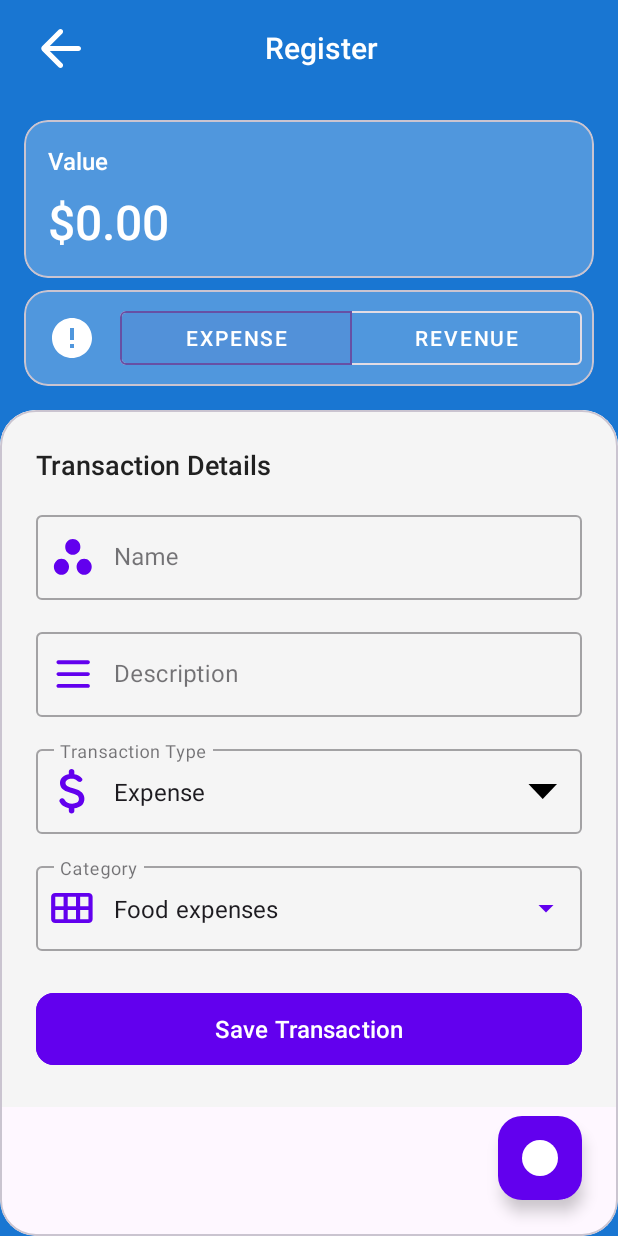
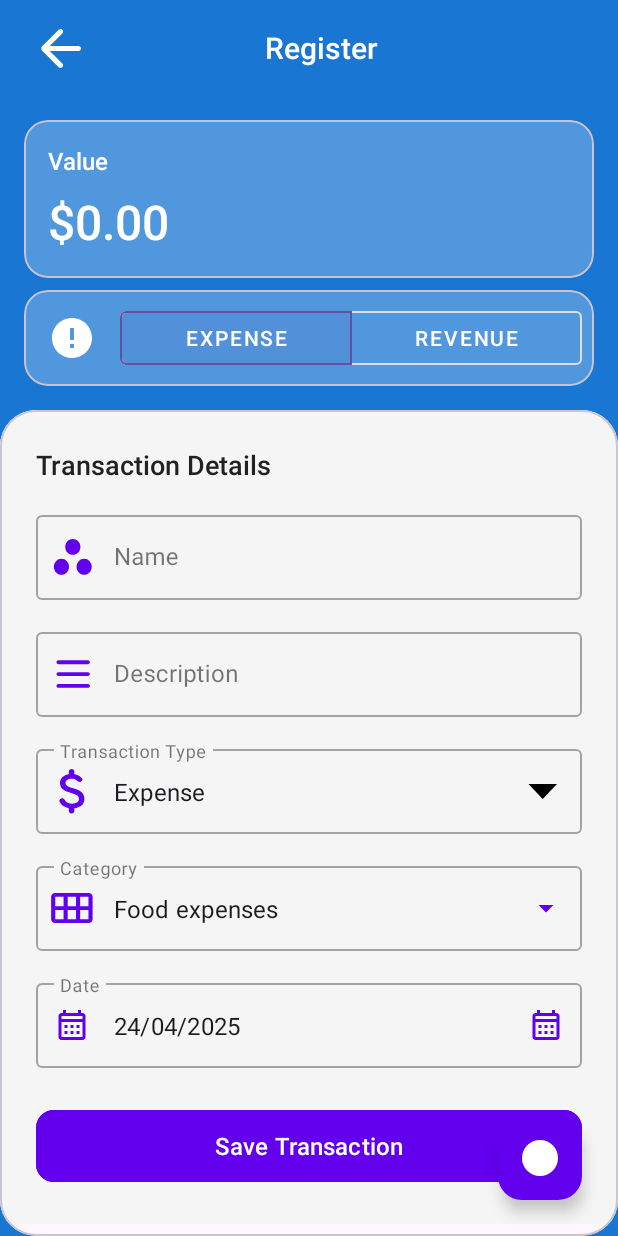
Before and after one commit to DilZhaan/Budgeteer-Financial-Tracking-App, an Android app: the RegisterActivity screen opened directly, with no data from a screen before it, on a phone screen of 412 x 824 dp. Run offline under Robolectric (Android 15) with nearby library versions, the phone set to English and light mode, and no system bars; Roboto replaces fonts that are not available here.

Commit message:
add date to register page

```diff
--- a/app/src/main/java/com/dilz/budgeteer/RegisterActivity.kt
+++ b/app/src/main/java/com/dilz/budgeteer/RegisterActivity.kt
@@ -1,5 +1,6 @@
 package com.dilz.budgeteer
 
+import android.app.DatePickerDialog
 import android.content.SharedPreferences
 import android.os.Bundle
 import android.text.Editable
@@ -13,12 +14,14 @@ import android.widget.Toast
 import androidx.appcompat.app.AppCompatActivity
 import com.google.android.material.textfield.MaterialAutoCompleteTextView
 import com.google.android.material.textfield.TextInputEditText
+import com.google.android.material.textfield.TextInputLayout
 import java.text.SimpleDateFormat
 import java.util.Date
 import java.util.Locale
 import org.json.JSONArray
 import org.json.JSONObject
 import java.text.NumberFormat
+import java.util.Calendar
 import java.util.UUID
 
 class RegisterActivity : AppCompatActivity() {
@@ -29,9 +32,15 @@ class RegisterActivity : AppCompatActivity() {
     private lateinit var typeInput: TextInputEditText
     private lateinit var valueInput: EditText
     private lateinit var categoryDropdown: MaterialAutoCompleteTextView
+    private lateinit var dateInput: TextInputEditText
+    private lateinit var dateInputLayout: TextInputLayout
     private var isExpense = true // Default is expense
     private val TAG = "RegisterActivity"
     private lateinit var budgetManager: BudgetManager
+
+    // Calendar for date selection
+    private val calendar = Calendar.getInstance()
+    private var selectedDate = Date() // Default to current date
 
     // Added to handle Material Design components
     private lateinit var typeButtonGroup: com.google.android.material.button.MaterialButtonToggleGroup
@@ -53,6 +62,20 @@ class RegisterActivity : AppCompatActivity() {
         categoryDropdown = findViewById(R.id.category_dropdown)
         typeButtonGroup = findViewById(R.id.type_toggle_group)
         transactionDrawable = findViewById(R.id.transaction_icon)
+        dateInput = findViewById(R.id.date_input)
+        dateInputLayout = findViewById(R.id.date_input_layout)
+
+        // Set up date picker with current date
+        updateDateDisplay()
+
+        // Set up date picker dialog
+        dateInputLayout.setEndIconOnClickListener {
+            showDatePickerDialog()
+        }
+
+        dateInput.setOnClickListener {
+            showDatePickerDialog()
+        }
 
         // Set up return button
         findViewById<ImageButton>(R.id.return_button).setOnClickListener {
@@ -175,6 +198,36 @@ class RegisterActivity : AppCompatActivity() {
         }
     }
 
+    /**
+     * Update the date display with the currently selected date
+     */
+    private fun updateDateDisplay() {
+        val dateFormat = SimpleDateFormat("dd/MM/yyyy", Locale.getDefault())
+        dateInput.setText(dateFormat.format(selectedDate))
+    }
+
+    /**
+     * Show date picker dialog to select transaction date
+     */
+    private fun showDatePickerDialog() {
+        val dateSetListener = DatePickerDialog.OnDateSetListener { _, year, month, dayOfMonth ->
+            calendar.set(Calendar.YEAR, year)
+            calendar.set(Calendar.MONTH, month)
+            calendar.set(Calendar.DAY_OF_MONTH, dayOfMonth)
+            selectedDate = calendar.time
+            updateDateDisplay()
+        }
+
+        // Create DatePickerDialog with current date as default
+        DatePickerDialog(
+            this,
+            dateSetListener,
+            calendar.get(Calendar.YEAR),
+            calendar.get(Calendar.MONTH),
+            calendar.get(Calendar.DAY_OF_MONTH)
+        ).show()
+    }
+
     private fun saveTransaction() {
         // Validate inputs
         val name = nameInput.text.toString().trim()
@@ -204,7 +257,7 @@ class RegisterActivity : AppCompatActivity() {
                 category = category,
                 value = value,
                 isExpense = isExpense,
-                date = Date()
+                date = selectedDate // Use the selected date
             )
 
             // Convert to JSON for storage
--- a/app/src/main/res/layout/activity_register.xml
+++ b/app/src/main/res/layout/activity_register.xml
@@ -239,7 +239,7 @@
                 <com.google.android.material.textfield.TextInputLayout
                     android:layout_width="match_parent"
                     android:layout_height="wrap_content"
-                    android:layout_marginBottom="24dp"
+                    android:layout_marginBottom="16dp"
                     style="@style/Widget.MaterialComponents.TextInputLayout.OutlinedBox.ExposedDropdownMenu"
                     app:startIconDrawable="@drawable/icon_category"
                     app:startIconTint="@color/primary"
@@ -253,6 +253,30 @@
                         android:inputType="none"
                         android:focusable="false"
                         android:textSize="16sp" />
+                </com.google.android.material.textfield.TextInputLayout>
+
+                <!-- Date Input -->
+                <com.google.android.material.textfield.TextInputLayout
+                    android:id="@+id/date_input_layout"
+                    android:layout_width="match_parent"
+                    android:layout_height="wrap_content"
+                    android:layout_marginBottom="24dp"
+                    style="@style/Widget.MaterialComponents.TextInputLayout.OutlinedBox"
+                    app:startIconDrawable="@drawable/icon_calendar"
+                    app:startIconTint="@color/primary"
+                    app:endIconDrawable="@drawable/icon_calendar"
+                    app:endIconMode="custom"
+                    app:endIconTint="@color/primary"
+                    android:hint="Date">
+
+                    <com.google.android.material.textfield.TextInputEditText
+                        android:id="@+id/date_input"
+                        android:layout_width="match_parent"
+                        android:layout_height="wrap_content"
+                        android:inputType="none"
+                        android:focusable="false"
+                        android:clickable="true"
+                        android:focusableInTouchMode="false" />
                 </com.google.android.material.textfield.TextInputLayout>
 
                 <!-- Save Button -->
```
